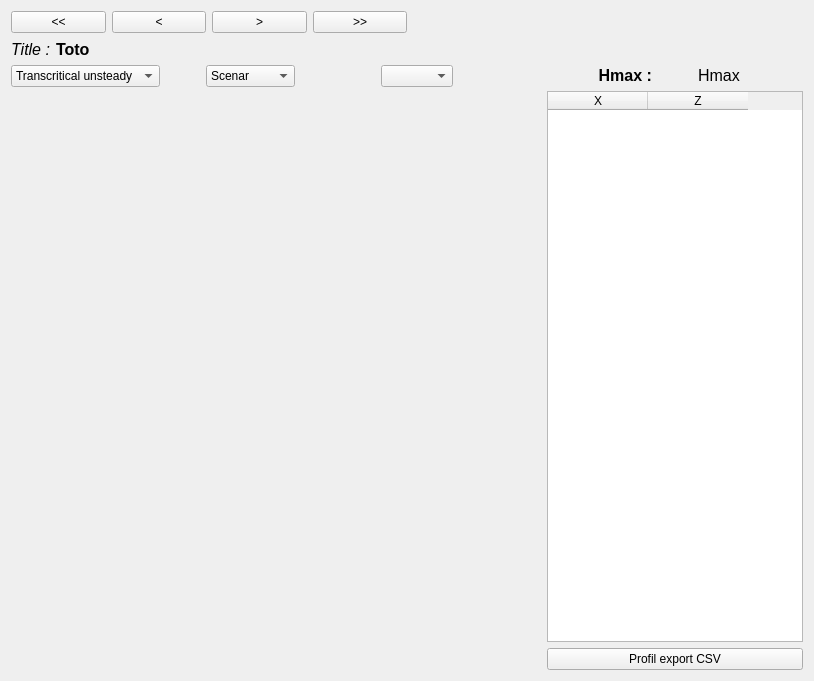
Artelia/Mascaret, file ui/graphProfilRes.ui: the form before one commit.
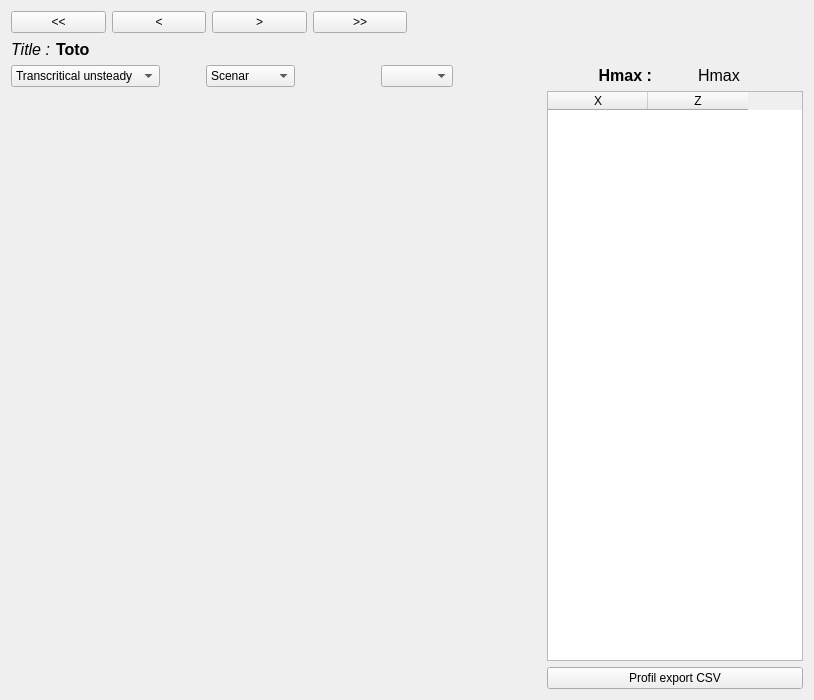
The form after the commit.

What changed in the file:
```diff
--- a/ui/graphProfilRes.ui
+++ b/ui/graphProfilRes.ui
@@ -7,7 +7,7 @@
     <x>0</x>
     <y>0</y>
     <width>814</width>
-    <height>681</height>
+    <height>700</height>
    </rect>
   </property>
   <property name="windowTitle">
```
